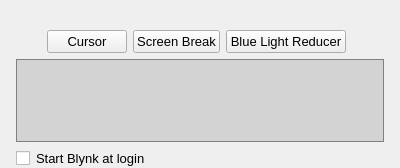
Above: blynk/customwindow.ui from flegall2014/Blynk before the change. Below: the same form after it.
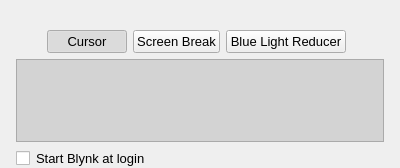
That is the form after the change. Icons and pictures are not drawn.

Patch:
```diff
--- a/blynk/customwindow.ui
+++ b/blynk/customwindow.ui
@@ -85,6 +85,21 @@
          <property name="text">
           <string>Cursor</string>
          </property>
+         <property name="checkable">
+          <bool>true</bool>
+         </property>
+         <property name="checked">
+          <bool>true</bool>
+         </property>
+         <property name="autoDefault">
+          <bool>false</bool>
+         </property>
+         <property name="default">
+          <bool>false</bool>
+         </property>
+         <property name="flat">
+          <bool>false</bool>
+         </property>
         </widget>
        </item>
        <item>
@@ -149,7 +164,7 @@
        <item>
         <widget class="QStackedWidget" name="stackedWidget">
          <property name="styleSheet">
-          <string notr="true">QStackedWidget#stackedWidget{background-color: lightgray; border: 1px solid gray}</string>
+          <string notr="true">QStackedWidget#stackedWidget{background-color: lightgray; border: 1px solid #AAAAAA}</string>
          </property>
         </widget>
        </item>
```
Left out of the diff: 24 changed lines with no effect on the pictures.
